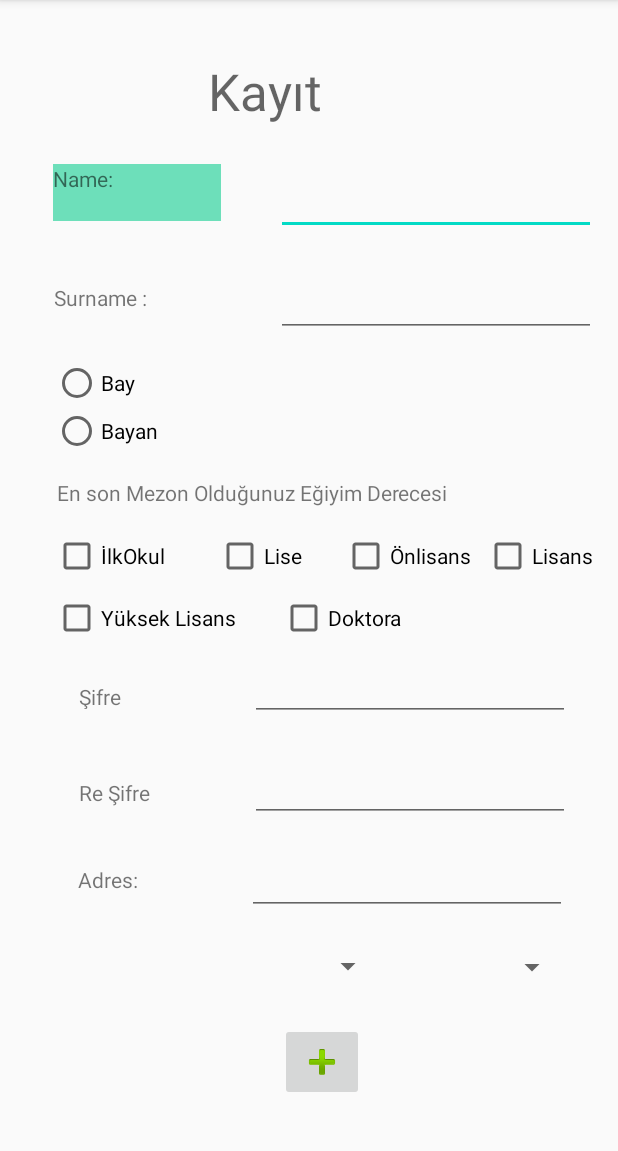
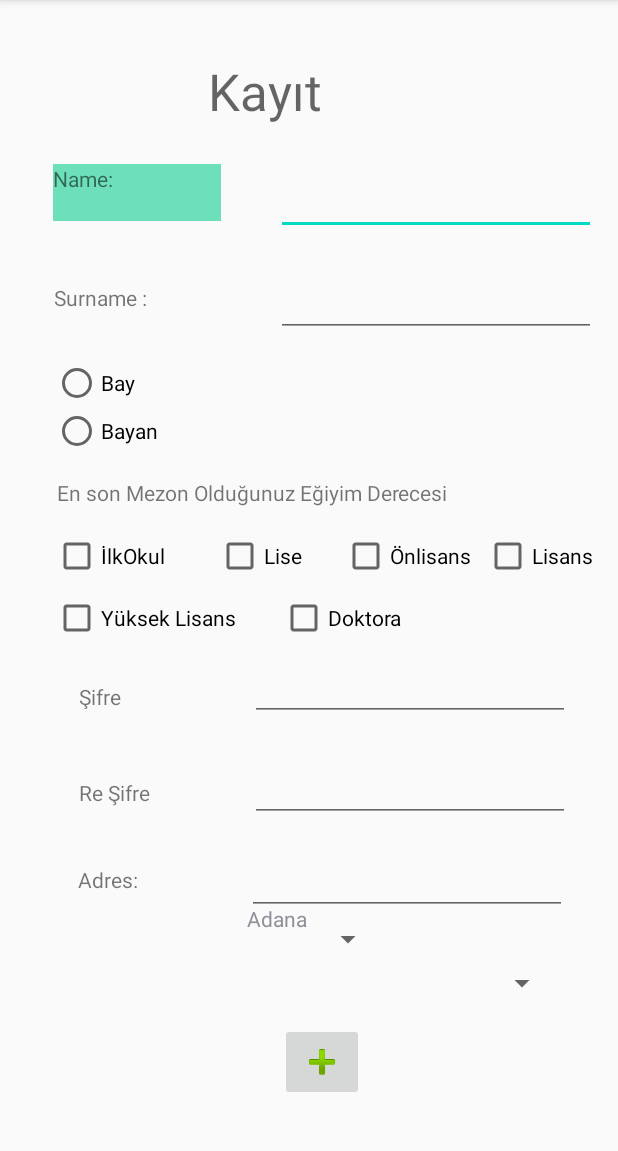
Before and after one commit to BarisKarapelit/Course, an Android app: the screen it shows after launch (MainActivity), on a phone screen of 412 x 824 dp, the part 84-1235 px from its top. Run offline under Robolectric (Android 15) with nearby library versions, the phone set to English and light mode, and no system bars; 2 statements that could not run were skipped.

Commit message:
spinner işleminin yarısı bitti

```diff
--- a/Lesson 5/app/src/main/java/com/example/lessonconstrainlayout/MainActivity.java
+++ b/Lesson 5/app/src/main/java/com/example/lessonconstrainlayout/MainActivity.java
@@ -3,12 +3,84 @@ package com.example.lessonconstrainlayout;
 import androidx.appcompat.app.AppCompatActivity;
 
 import android.os.Bundle;
+import android.view.View;
+import android.widget.AdapterView;
+import android.widget.ArrayAdapter;
+import android.widget.Spinner;
+import android.widget.Toast;
 
-public class MainActivity extends AppCompatActivity {
+public class MainActivity extends AppCompatActivity implements AdapterView.OnItemSelectedListener {
+String[] sehirler= {"Adana", "Adıyaman", "Afyonkarahisar", "Ağrı", "Aksaray", "Amasya",
+        "Ankara", "Antalya", "Ardahan", "Artvin", "Aydın", "Balıkesir","Bartın", "Batman",
+        "Bayburt", "Bilecik", "Bingöl", "Bitlis", "Bolu", "Burdur", "Bursa", "Çanakkale",
+        "Çankırı", "Çorum", "Denizli",
+        "Diyarbakır", "Düzce", "Edirne", "Elazığ", "Erzincan", "Erzurum", "Eskişehir", "Gaziantep", "Giresun",
+        "Gümüşhane"," Hakkâri", "Hatay", "Iğdır", "Isparta", "İstanbul", "İzmir", "Kahramanmaraş", "Karabük", "Karaman",
+        "Kars", "Kastamonu", "Kayseri", "Kilis", "Kırıkkale"," Kırklareli", "Kırşehir", "Kocaeli","Konya", "Kütahya",
+        "Malatya"," Manisa", "Mardin", "Mersin", "Muğla", "Muş", "Nevşehir", "Niğde", "Ordu", "Osmaniye", "Rize", "Sakarya",
+        "Samsun", "Şanlıurfa", "Siirt", "Sinop", "Sivas", "Şırnak", "Tekirdağ", "Tokat", "Trabzon", "Tunceli", "Uşak", "Van",
+        "Yalova", "Yozgat", "Zonguldak"};
+String[] ilcelerArray;
 
+
+
+    ArrayAdapter<String> adapter;
+    ArrayAdapter<String> adapterIlceler;
     @Override
     protected void onCreate(Bundle savedInstanceState) {
         super.onCreate(savedInstanceState);
         setContentView(R.layout.activity_main);
+        //Spinner
+        Spinner sehirlerSp =(Spinner)findViewById(R.id.spinner);
+        Spinner ilcelerSp=(Spinner)findViewById(R.id.spinner2);
+
+
+
+        adapter = new ArrayAdapter<String>(getApplicationContext(),R.layout.support_simple_spinner_dropdown_item,sehirler);
+        adapterIlceler = new ArrayAdapter<String>(getApplicationContext(), R.layout.support_simple_spinner_dropdown_item, ilcelerArray);
+
+
+        adapter.setDropDownViewResource(android.R.layout.simple_spinner_dropdown_item);
+        adapterIlceler.setDropDownViewResource(android.R.layout.simple_spinner_dropdown_item);
+
+        sehirlerSp.setAdapter(adapter);
+        ilcelerSp.setAdapter(adapterIlceler);
+
+
+
+
+        sehirlerSp.setOnItemSelectedListener(this);
+
+
+
+    }
+
+    @Override
+    public void onItemSelected(AdapterView<?> adapterView, View view, int i, long l)
+    {
+        Toast.makeText(getApplicationContext(),"Select Şehir :" +sehirler[i],Toast.LENGTH_LONG).show();
+        String secilenSehir= adapter.getItem(i);
+        resetCity(secilenSehir);
+        Toast.makeText(MainActivity.this, "", Toast.LENGTH_LONG).show();
+    }
+
+    private void resetCity(String secilenSehir)
+    {
+        //you can also get a cursor and add Strings as options to city_options instead of what i have done
+        if(secilenSehir.equals("Adana"))
+        {
+            ilcelerArray = new String[]{"Aladağ", "Ceyhan", "Çukurova", "Feke", "İmamoğlu", "Karaisalı"};
+        }
+        else if (secilenSehir.equals("Ardahan"))
+        {
+
+        }
+
+    }
+
+    @Override
+    public void onNothingSelected(AdapterView<?> adapterView)
+    {
+
     }
 }
--- a/Lesson 5/app/src/main/res/layout/activity_main.xml
+++ b/Lesson 5/app/src/main/res/layout/activity_main.xml
@@ -242,8 +242,8 @@
 
     <Spinner
         android:id="@+id/spinner"
-        android:layout_width="87dp"
-        android:layout_height="45dp"
+        android:layout_width="91dp"
+        android:layout_height="46dp"
         android:layout_marginStart="168dp"
         android:layout_marginLeft="168dp"
         android:layout_marginTop="603dp"
@@ -252,23 +252,25 @@
         android:layout_marginBottom="83dp"
         app:layout_constraintBottom_toBottomOf="parent"
         app:layout_constraintEnd_toEndOf="parent"
+        app:layout_constraintHorizontal_bias="1.0"
         app:layout_constraintStart_toStartOf="parent"
-        app:layout_constraintTop_toTopOf="parent" />
+        app:layout_constraintTop_toTopOf="parent"
+        app:layout_constraintVertical_bias="0.0" />
 
     <Spinner
         android:id="@+id/spinner2"
-        android:layout_width="94dp"
-        android:layout_height="44dp"
-        android:layout_marginStart="284dp"
-        android:layout_marginLeft="284dp"
-        android:layout_marginTop="604dp"
-        android:layout_marginEnd="33dp"
-        android:layout_marginRight="33dp"
-        android:layout_marginBottom="83dp"
+        android:layout_width="104dp"
+        android:layout_height="43dp"
+        android:layout_marginStart="12dp"
+        android:layout_marginLeft="12dp"
+        android:layout_marginTop="15dp"
+        android:layout_marginEnd="40dp"
+        android:layout_marginRight="40dp"
+        android:layout_marginBottom="82dp"
         app:layout_constraintBottom_toBottomOf="parent"
         app:layout_constraintEnd_toEndOf="parent"
-        app:layout_constraintStart_toStartOf="parent"
-        app:layout_constraintTop_toTopOf="parent" />
+        app:layout_constraintStart_toEndOf="@+id/spinner"
+        app:layout_constraintTop_toBottomOf="@+id/editTextTextPersonName7" />
 
     <CheckBox
         android:id="@+id/checkBox9"
```
